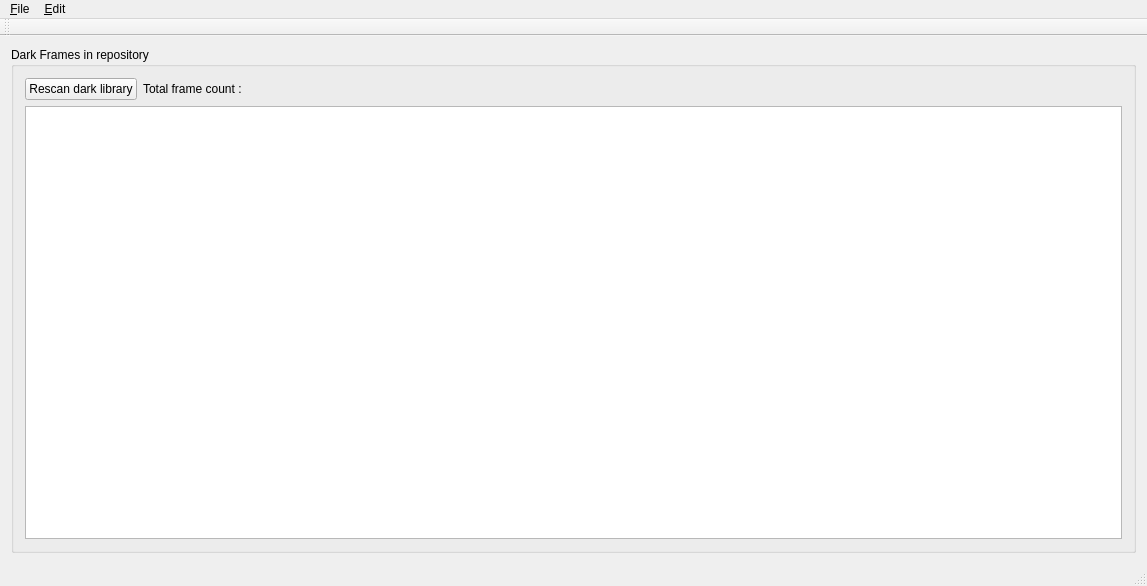
deufrai/astrawdark-src, file src/gui/forms/mainWindow.ui: the form before one commit.
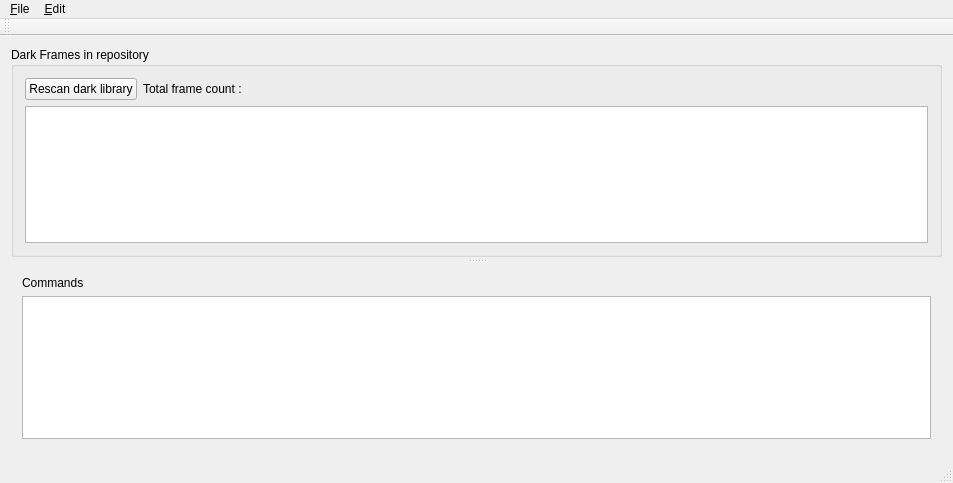
The form after the commit.

Commit message: ARD-7: All commands are logged on bottom window

```diff
--- a/src/gui/forms/mainWindow.ui
+++ b/src/gui/forms/mainWindow.ui
@@ -6,22 +6,29 @@
    <rect>
     <x>0</x>
     <y>0</y>
-    <width>1147</width>
-    <height>586</height>
+    <width>953</width>
+    <height>483</height>
    </rect>
   </property>
   <property name="windowTitle">
    <string>MainWindow</string>
   </property>
   <widget class="QWidget" name="centralWidget">
-   <layout class="QHBoxLayout" name="horizontalLayout_2">
-    <item>
+   <layout class="QGridLayout" name="gridLayout">
+    <item row="0" column="0">
+     <widget class="QSplitter" name="splitter">
+      <property name="orientation">
+       <enum>Qt::Vertical</enum>
+      </property>
+      <property name="handleWidth">
+       <number>8</number>
+      </property>
      <widget class="QGroupBox" name="groupBox">
       <property name="title">
        <string>Dark Frames in repository</string>
       </property>
-      <layout class="QHBoxLayout" name="horizontalLayout_3">
-       <item>
+       <layout class="QGridLayout" name="gridLayout_2">
+        <item row="0" column="0">
         <layout class="QVBoxLayout" name="verticalLayout">
          <item>
           <layout class="QHBoxLayout" name="horizontalLayout">
@@ -71,6 +78,27 @@
        </item>
       </layout>
      </widget>
+      <widget class="QWidget" name="">
+       <layout class="QVBoxLayout" name="verticalLayout_2">
+        <item>
+         <widget class="QLabel" name="label">
+          <property name="text">
+           <string>Commands</string>
+          </property>
+         </widget>
+        </item>
+        <item>
+         <widget class="QTableView" name="tblCommandView">
+          <property name="font">
+           <font>
+            <pointsize>8</pointsize>
+           </font>
+          </property>
+         </widget>
+        </item>
+       </layout>
+      </widget>
+     </widget>
     </item>
    </layout>
   </widget>
@@ -79,7 +107,7 @@
     <rect>
      <x>0</x>
      <y>0</y>
-     <width>1147</width>
+     <width>953</width>
      <height>19</height>
     </rect>
    </property>
```
Lines whose indentation alone changed are shown as unchanged. The commit also changes 12 other files.
